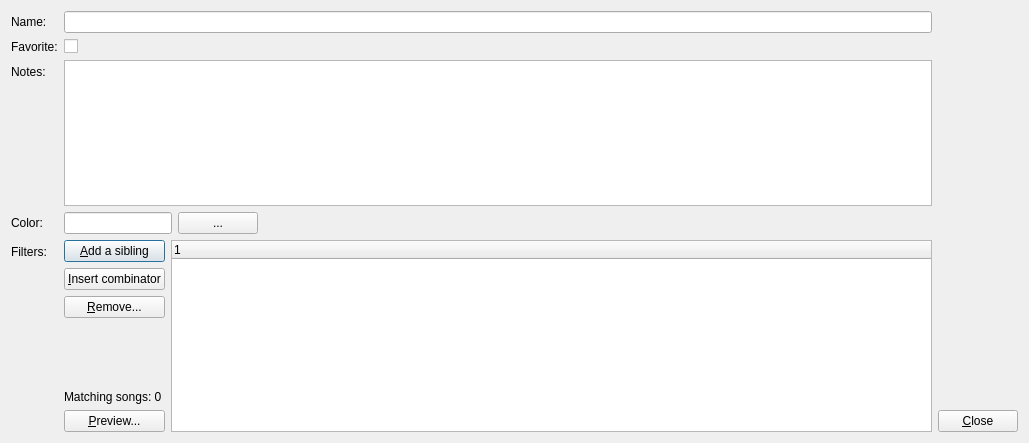
The window that DlgEditTemplateItem.ui (madmaxoft/SkauTan) describes before a commit, drawn with Qt 5.
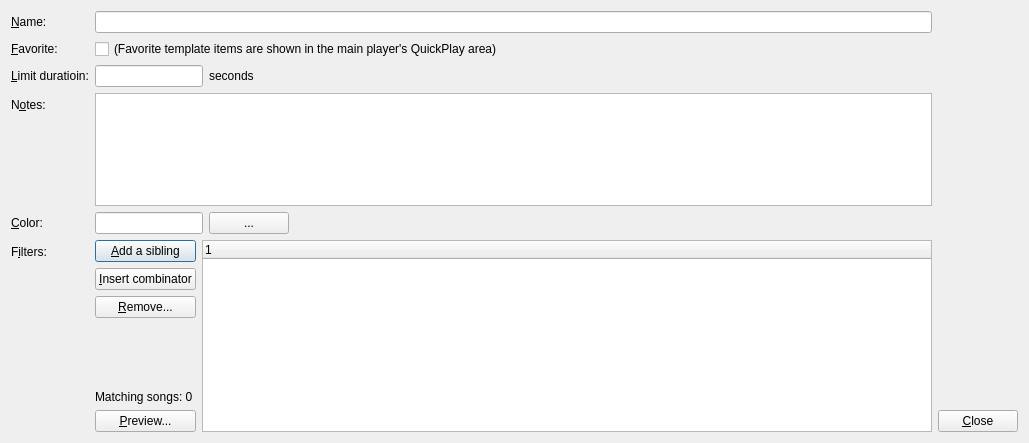
The same window after the commit.

Commit message:
Added duration limit to template items.
Ref.: #70.

```diff
--- a/DlgEditTemplateItem.ui
+++ b/DlgEditTemplateItem.ui
@@ -22,31 +22,44 @@
      <item row="0" column="0">
       <widget class="QLabel" name="label">
        <property name="text">
-        <string>Name:</string>
+        <string>&amp;Name:</string>
+       </property>
+       <property name="buddy">
+        <cstring>leDisplayName</cstring>
        </property>
       </widget>
      </item>
      <item row="0" column="1">
       <widget class="QLineEdit" name="leDisplayName"/>
      </item>
-     <item row="2" column="0">
+     <item row="3" column="0">
       <widget class="QLabel" name="label_2">
        <property name="text">
-        <string>Notes:</string>
+        <string>N&amp;otes:</string>
        </property>
+       <property name="buddy">
+        <cstring>pteNotes</cstring>
+       </property>
       </widget>
      </item>
-     <item row="2" column="1">
-      <widget class="QPlainTextEdit" name="pteNotes"/>
+     <item row="3" column="1">
+      <widget class="QPlainTextEdit" name="pteNotes">
+       <property name="tabChangesFocus">
+        <bool>true</bool>
+       </property>
+      </widget>
      </item>
-     <item row="4" column="0">
+     <item row="5" column="0">
       <widget class="QLabel" name="label_3">
        <property name="text">
-        <string>Filters:</string>
+        <string>F&amp;ilters:</string>
+       </property>
+       <property name="buddy">
+        <cstring>twFilters</cstring>
        </property>
       </widget>
      </item>
-     <item row="4" column="1">
+     <item row="5" column="1">
       <layout class="QHBoxLayout" name="horizontalLayout_3">
        <item>
         <layout class="QVBoxLayout" name="verticalLayout_2">
@@ -109,7 +122,7 @@
           </sizepolicy>
          </property>
          <property name="editTriggers">
-          <set>QAbstractItemView::CurrentChanged|QAbstractItemView::DoubleClicked|QAbstractItemView::EditKeyPressed</set>
+          <set>QAbstractItemView::CurrentChanged|QAbstractItemView::EditKeyPressed|QAbstractItemView::SelectedClicked</set>
          </property>
          <column>
           <property name="text">
@@ -123,25 +136,31 @@
      <item row="1" column="0">
       <widget class="QLabel" name="label_4">
        <property name="text">
-        <string>Favorite:</string>
+        <string>&amp;Favorite:</string>
+       </property>
+       <property name="buddy">
+        <cstring>chbIsFavorite</cstring>
        </property>
       </widget>
      </item>
      <item row="1" column="1">
       <widget class="QCheckBox" name="chbIsFavorite">
        <property name="text">
-        <string/>
+        <string>(Favorite template items are shown in the main player's QuickPlay area)</string>
        </property>
       </widget>
      </item>
-     <item row="3" column="0">
+     <item row="4" column="0">
       <widget class="QLabel" name="label_5">
        <property name="text">
-        <string>Color:</string>
+        <string>&amp;Color:</string>
+       </property>
+       <property name="buddy">
+        <cstring>leBgColor</cstring>
        </property>
       </widget>
      </item>
-     <item row="3" column="1">
+     <item row="4" column="1">
       <layout class="QHBoxLayout" name="horizontalLayout">
        <item>
         <widget class="QLineEdit" name="leBgColor">
@@ -175,6 +194,50 @@
        </item>
       </layout>
      </item>
+     <item row="2" column="0">
+      <widget class="QLabel" name="label_6">
+       <property name="text">
+        <string>&amp;Limit duratioin:</string>
+       </property>
+       <property name="buddy">
+        <cstring>leDurationLimit</cstring>
+       </property>
+      </widget>
+     </item>
+     <item row="2" column="1">
+      <layout class="QHBoxLayout" name="horizontalLayout_4">
+       <item>
+        <widget class="QLineEdit" name="leDurationLimit">
+         <property name="sizePolicy">
+          <sizepolicy hsizetype="Preferred" vsizetype="Fixed">
+           <horstretch>0</horstretch>
+           <verstretch>0</verstretch>
+          </sizepolicy>
+         </property>
+        </widget>
+       </item>
+       <item>
+        <widget class="QLabel" name="label_7">
+         <property name="text">
+          <string>seconds</string>
+         </property>
+        </widget>
+       </item>
+       <item>
+        <spacer name="horizontalSpacer_2">
+         <property name="orientation">
+          <enum>Qt::Horizontal</enum>
+         </property>
+         <property name="sizeHint" stdset="0">
+          <size>
+           <width>40</width>
+           <height>20</height>
+          </size>
+         </property>
+        </spacer>
+       </item>
+      </layout>
+     </item>
     </layout>
    </item>
    <item>
```
Left out of the diff: 14 changed lines with no effect on the pictures. The commit also changes 10 other files.
